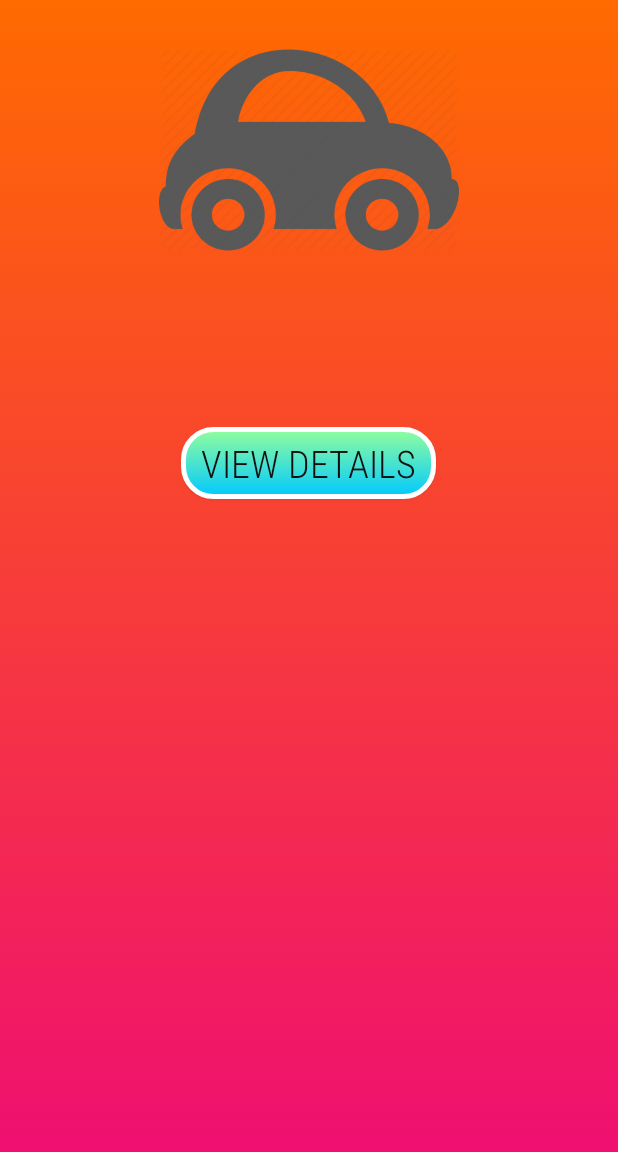
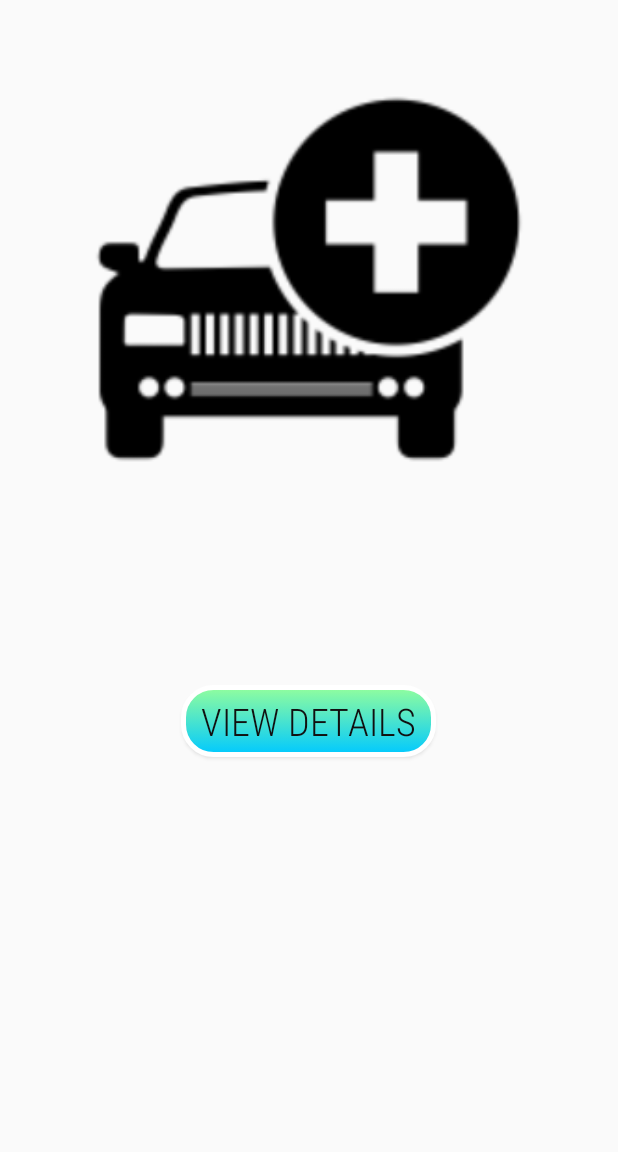
Before and after one commit to ashimmaharjan/Car_Rental_App, an Android app: the layout cars_recyclerview.xml on its own in the app's theme, with its tools: preview values and no code run, on a phone screen of 412 x 824 dp. Shown: the top 1152 px of the screen. Run offline under Robolectric (Android 15) with nearby library versions, the light colour scheme and no system bars.

Commit message:
Image of cars in user dashboard made responsive to screen size of the user

```diff
--- /dev/null
+++ b/app/src/main/java/com/example/carrental/ProportionalImageView.java
@@ -0,0 +1,33 @@
+package com.example.carrental;
+
+import android.content.Context;
+import android.graphics.drawable.Drawable;
+import android.util.AttributeSet;
+import android.widget.ImageView;
+
+public class ProportionalImageView extends android.support.v7.widget.AppCompatImageView {
+
+    public ProportionalImageView(Context context) {
+        super(context);
+    }
+
+    public ProportionalImageView(Context context,  AttributeSet attrs) {
+        super(context, attrs);
+    }
+
+    public ProportionalImageView(Context context, AttributeSet attrs, int defStyleAttr) {
+        super(context, attrs, defStyleAttr);
+    }
+
+    @Override
+    protected void onMeasure(int widthMeasureSpec, int heightMeasureSpec) {
+        Drawable d=getDrawable();
+        if (d!=null)
+        {
+            int w=MeasureSpec.getSize(widthMeasureSpec);
+            int h=w*d.getIntrinsicHeight()/d.getIntrinsicWidth();
+            setMeasuredDimension(w,h);
+        }
+        else super.onMeasure(widthMeasureSpec, heightMeasureSpec);
+    }
+}
--- a/app/src/main/res/layout/cars_recyclerview.xml
+++ b/app/src/main/res/layout/cars_recyclerview.xml
@@ -2,14 +2,19 @@
 <RelativeLayout xmlns:android="http://schemas.android.com/apk/res/android"
     android:layout_width="match_parent"
     android:layout_height="match_parent"
-    android:background="@drawable/gradient_bg">
+    android:paddingLeft="20dp"
+    android:paddingRight="20dp">
 
-    <ImageView
+    <com.example.carrental.ProportionalImageView
+        android:layout_width="match_parent"
+        android:layout_height="wrap_content"
+        android:src="@drawable/addcar"
         android:id="@+id/sample_CarImage"
-        android:layout_width="200dp"
-        android:layout_height="200dp"
-        android:src="@drawable/car"
-        android:layout_centerHorizontal="true"/>
+        android:layout_centerHorizontal="true"
+        android:layout_alignParentTop="true"
+        android:adjustViewBounds="true"
+
+        />
 
     <TextView
         android:id="@+id/sample_CarName"
@@ -36,7 +41,4 @@
         android:layout_centerHorizontal="true"
         android:layout_marginTop="10dp"/>
 
-
-
-
 </RelativeLayout>
```
Also changed, not shown: app/src/main/java/Broadcast/BroadcastReceiver.java (+4 -4 lines), app/src/main/res/layout/fragment_home.xml (+5 -16 lines).
